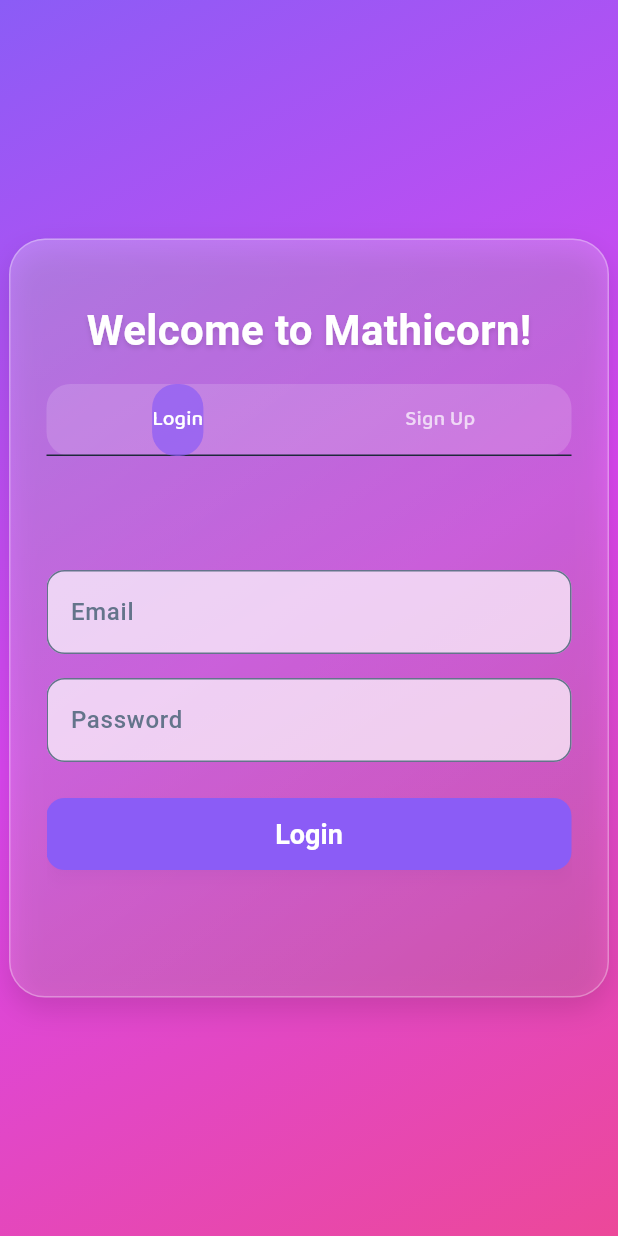
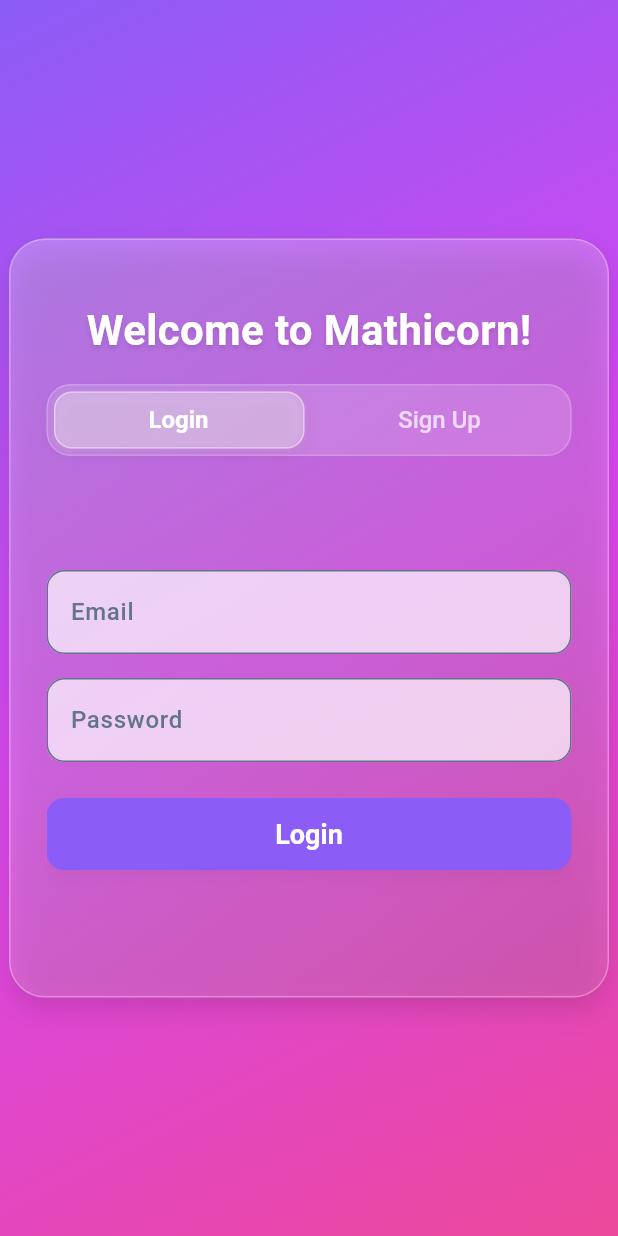
Before and after one commit to kimho314/Mathicorn, a Flutter app: the AuthScreen screen opened by its route, on a phone screen of 412 x 824 dp. Run offline on Flutter 3.47's test engine with Material 3 defaults, Android fonts, the phone set to English and light mode, and no system bars; our stand-ins replace audioplayers, fl_chart, flutter_dotenv, google_fonts, lottie, shared_preferences and 1 more; accounts and stored records are empty.

Commit message:
[feat]: modify Login/Signup button effect

```diff
--- a/lib/screens/auth_screen.dart
+++ b/lib/screens/auth_screen.dart
@@ -12,12 +12,35 @@ class AuthScreen extends StatefulWidget {
   State<AuthScreen> createState() => _AuthScreenState();
 }
 
-class _AuthScreenState extends State<AuthScreen> with SingleTickerProviderStateMixin {
+class _AuthScreenState extends State<AuthScreen> with TickerProviderStateMixin {
   late TabController _tabController;
+  late AnimationController _animationController;
+  late Animation<double> _slideAnimation;
+
   @override
   void initState() {
     super.initState();
     _tabController = TabController(length: 2, vsync: this, initialIndex: widget.showSignUp ? 1 : 0);
+    _animationController = AnimationController(
+      duration: const Duration(milliseconds: 300),
+      vsync: this,
+    );
+    _slideAnimation = Tween<double>(begin: 0, end: 1).animate(
+      CurvedAnimation(parent: _animationController, curve: Curves.easeInOut),
+    );
+
+    _tabController.addListener(() {
+      if (_tabController.indexIsChanging) {
+        _animationController.forward(from: 0);
+      }
+    });
+  }
+
+  @override
+  void dispose() {
+    _tabController.dispose();
+    _animationController.dispose();
+    super.dispose();
   }
 
   @override
@@ -39,25 +62,7 @@ class _AuthScreenState extends State<AuthScreen> with SingleTickerProviderStateM
                     const SizedBox(height: 16),
                     Text('Welcome to Mathicorn!', style: UnicornTextStyles.header.copyWith(fontSize: 28)),
                     const SizedBox(height: 16),
-                    Container(
-                      decoration: BoxDecoration(
-                        color: Colors.white.withOpacity(0.15),
-                        borderRadius: BorderRadius.circular(16),
-                      ),
-                      child: TabBar(
-                        controller: _tabController,
-                        indicator: BoxDecoration(
-                          borderRadius: BorderRadius.circular(16),
-                          color: UnicornColors.purple.withOpacity(0.7),
-                        ),
-                        labelColor: UnicornColors.white,
-                        unselectedLabelColor: UnicornColors.white.withOpacity(0.7),
-                        tabs: const [
-                          Tab(text: 'Login'),
-                          Tab(text: 'Sign Up'),
-                        ],
-                      ),
-                    ),
+                    _buildCustomTabBar(),
                     const SizedBox(height: 16),
                     SizedBox(
                       height: 320,
@@ -72,6 +77,101 @@ class _AuthScreenState extends State<AuthScreen> with SingleTickerProviderStateM
                   ],
                 ),
               ),
+            ),
+          ),
+        ),
+      ),
+    );
+  }
+
+  Widget _buildCustomTabBar() {
+    return LayoutBuilder(
+      builder: (context, constraints) {
+        final tabWidth = constraints.maxWidth / 2;
+
+        return Container(
+          height: 48,
+          decoration: BoxDecoration(
+            color: Colors.white.withOpacity(0.15),
+            borderRadius: BorderRadius.circular(16),
+            border: Border.all(color: Colors.white.withOpacity(0.2), width: 1),
+          ),
+          child: Stack(
+            children: [
+              // Animated indicator
+              AnimatedBuilder(
+                animation: _slideAnimation,
+                builder: (context, child) {
+                  return AnimatedPositioned(
+                    duration: const Duration(milliseconds: 300),
+                    curve: Curves.easeInOut,
+                    left: _tabController.index * tabWidth + 4,
+                    top: 4,
+                    bottom: 4,
+                    width: tabWidth - 8,
+                    child: Container(
+                      decoration: BoxDecoration(
+                        borderRadius: BorderRadius.circular(12),
+                        color: Colors.white.withOpacity(0.25),
+                        border: Border.all(
+                          color: Colors.white.withOpacity(0.4),
+                          width: 1,
+                        ),
+                        boxShadow: [
+                          BoxShadow(
+                            color: Colors.black.withOpacity(0.1),
+                            blurRadius: 8,
+                            offset: const Offset(0, 2),
+                          ),
+                          BoxShadow(
+                            color: Colors.white.withOpacity(0.2),
+                            blurRadius: 4,
+                            offset: const Offset(0, 1),
+                          ),
+                        ],
+                      ),
+                    ),
+                  );
+                },
+              ),
+              // Tab buttons
+              Row(
+                children: [
+                  Expanded(
+                    child: _buildTabButton('Login', 0),
+                  ),
+                  Expanded(
+                    child: _buildTabButton('Sign Up', 1),
+                  ),
+                ],
+              ),
+            ],
+          ),
+        );
+      },
+    );
+  }
+
+  Widget _buildTabButton(String text, int index) {
+    final isSelected = _tabController.index == index;
+    return Material(
+      color: Colors.transparent,
+      child: InkWell(
+        borderRadius: BorderRadius.circular(12),
+        onTap: () {
+          _tabController.animateTo(index);
+        },
+        child: Container(
+          height: 48,
+          child: Center(
+            child: AnimatedDefaultTextStyle(
+              duration: const Duration(milliseconds: 200),
+              style: TextStyle(
+                color: isSelected ? UnicornColors.white : UnicornColors.white.withOpacity(0.7),
+                fontWeight: isSelected ? FontWeight.w600 : FontWeight.w500,
+                fontSize: 16,
+              ),
+              child: Text(text),
             ),
           ),
         ),
```
